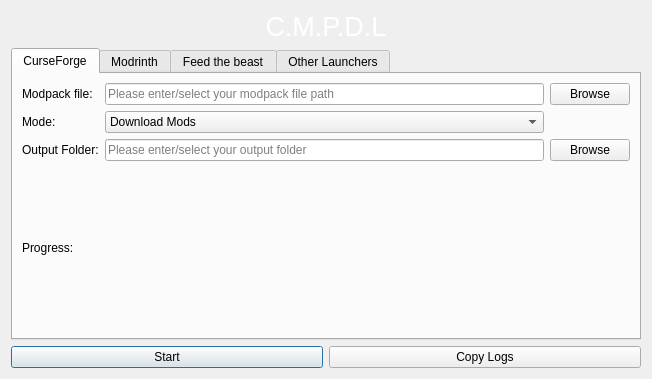
The window that src/GUI/resources/interface.ui (Advik-B/CMPDL) describes before a commit, drawn with Qt 5.
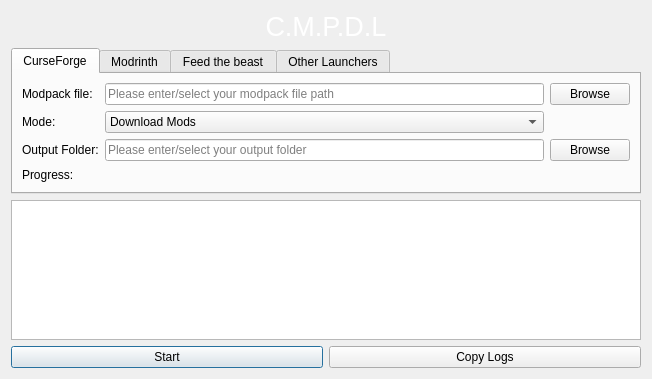
The same window after the commit.

```diff
--- a/src/GUI/resources/interface.ui
+++ b/src/GUI/resources/interface.ui
@@ -140,7 +140,7 @@
      </property>
     </widget>
    </item>
-   <item row="2" column="0">
+   <item row="4" column="0">
     <layout class="QGridLayout" name="gridLayout_3">
      <item row="0" column="1">
       <widget class="QPushButton" name="pushButton">
@@ -161,6 +161,9 @@
      </item>
     </layout>
    </item>
+   <item row="3" column="0">
+    <widget class="QPlainTextEdit" name="logs"/>
+   </item>
   </layout>
  </widget>
  <resources/>
```
